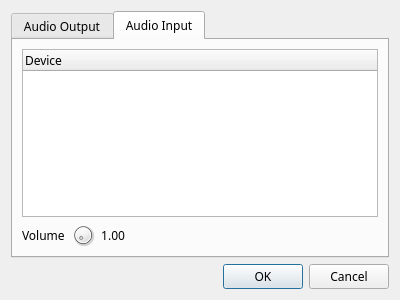
This is sdrbase/gui/audiodialog.ui in f4exb/sdrangel as Qt 5 draws it before an edit. The edited form follows.
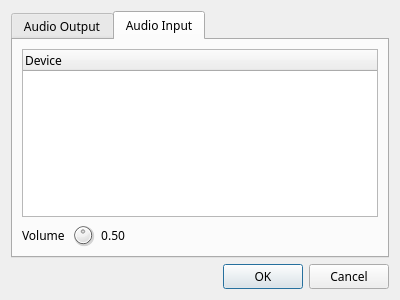
This is the edited form. The open tabs and pages were chosen to show the change.

Commit message: Audio preferences dialog: animate input volume control text

Diff of the .ui file:
```diff
--- a/sdrbase/gui/audiodialog.ui
+++ b/sdrbase/gui/audiodialog.ui
@@ -84,6 +84,9 @@
            <property name="pageStep">
             <number>1</number>
            </property>
+           <property name="value">
+            <number>50</number>
+           </property>
           </widget>
          </item>
          <item>
@@ -95,7 +98,7 @@
             </size>
            </property>
            <property name="text">
-            <string>1.00</string>
+            <string>0.50</string>
            </property>
            <property name="alignment">
             <set>Qt::AlignRight|Qt::AlignTrailing|Qt::AlignVCenter</set>
```
Left out of the diff: 2 changed lines with no effect on the pictures. The commit also changes 2 other files.
